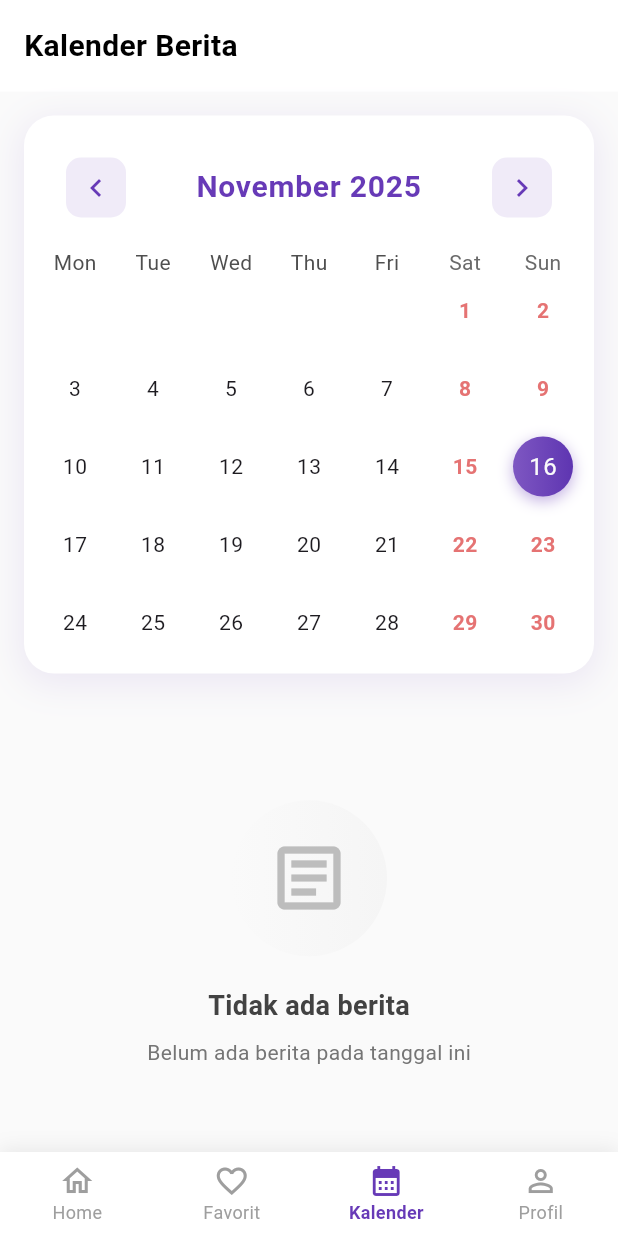
After one commit to DhikaNino/technical_test_bti, a Flutter app: the screen it shows once a user with an empty profile is signed in, item 3 of the bottom bar chosen, on a phone screen of 412 x 824 dp. The commit adds this screen. Run offline on Flutter 3.47's test engine with Material 3 defaults, Android fonts, the phone set to English and light mode, and no system bars; drawn by our look-alikes of table_calendar; our stand-ins replace cached_network_image, firebase_auth, firebase_core, get, google_sign_in, hive and 1 more; accounts and stored records are empty; network calls fail.

Commit message:
feat: Add calendar screen and integrate news by date

```diff
--- a/lib/controllers/auth_controller.dart
+++ b/lib/controllers/auth_controller.dart
@@ -25,6 +25,9 @@ class AuthController extends GetxController {
         errorMessage.value = 'Login dibatalkan';
       } else {
         print('Sign-in successful: ${result.user?.email}');
+        // Force rebuild atau navigate tidak perlu - StreamBuilder akan handle
+        // Tapi kita trigger update untuk memastikan
+        await Future.delayed(Duration(milliseconds: 100));
       }
     } catch (e) {
       print('Sign-in error: $e');
--- a/lib/main.dart
+++ b/lib/main.dart
@@ -32,7 +32,7 @@ class MyApp extends StatelessWidget {
         colorScheme: ColorScheme.fromSeed(seedColor: Colors.deepPurple),
         useMaterial3: true,
       ),
-      home: AuthWrapper(),
+      home: const AuthWrapper(),
     );
   }
 }
--- a/lib/screens/auth_wrapper.dart
+++ b/lib/screens/auth_wrapper.dart
@@ -1,21 +1,23 @@
 import 'package:flutter/material.dart';
-import 'package:get/get.dart';
-import '../controllers/auth_controller.dart';
+import 'package:firebase_auth/firebase_auth.dart';
 import 'start_screen.dart';
 import 'main_screen.dart';
 
-class AuthWrapper extends StatelessWidget {
-  AuthWrapper({super.key});
-
-  final AuthController authController = Get.put(AuthController());
+class AuthWrapper extends StatefulWidget {
+  const AuthWrapper({super.key});
 
   @override
+  State<AuthWrapper> createState() => _AuthWrapperState();
+}
+
+class _AuthWrapperState extends State<AuthWrapper> {
+  @override
   Widget build(BuildContext context) {
-    return StreamBuilder(
-      stream: authController.authStateChanges,
+    return StreamBuilder<User?>(
+      stream: FirebaseAuth.instance.authStateChanges(),
       builder: (context, snapshot) {
         print(
-          'Auth state: ${snapshot.connectionState}, hasData: ${snapshot.hasData}, data: ${snapshot.data}',
+          'Auth state: ${snapshot.connectionState}, hasData: ${snapshot.hasData}, data: ${snapshot.data?.email}',
         );
 
         if (snapshot.connectionState == ConnectionState.waiting) {
@@ -23,12 +25,13 @@ class AuthWrapper extends StatelessWidget {
             body: Center(child: CircularProgressIndicator()),
           );
         }
-        if (snapshot.hasData && snapshot.data != null) {
-          print('User is logged in: ${snapshot.data!.email}');
-          return const MainScreen();
+
+        if (snapshot.hasData) {
+          print('Redirecting to MainScreen for: ${snapshot.data!.email}');
+          return const MainScreen(key: ValueKey('main-screen'));
         }
-        print('User is not logged in');
-        return StartScreen();
+
+        return StartScreen(key: const ValueKey('start-screen'));
       },
     );
   }
--- /dev/null
+++ b/lib/screens/calendar_screen.dart
@@ -0,0 +1,505 @@
+import 'package:flutter/material.dart';
+import 'package:get/get.dart';
+import 'package:table_calendar/table_calendar.dart';
+import 'package:cached_network_image/cached_network_image.dart';
+import '../controllers/news_controller.dart';
+import '../models/news_article.dart';
+import 'news_detail_screen.dart';
+
+class CalendarScreen extends StatefulWidget {
+  const CalendarScreen({super.key});
+
+  @override
+  State<CalendarScreen> createState() => _CalendarScreenState();
+}
+
+class _CalendarScreenState extends State<CalendarScreen> {
+  final NewsController newsController = Get.put(NewsController());
+  DateTime _focusedDay = DateTime.now();
+  DateTime? _selectedDay;
+  Map<DateTime, List<NewsArticle>> _newsEvents = {};
+
+  @override
+  void initState() {
+    super.initState();
+    _selectedDay = _focusedDay;
+    _loadNewsForMonth(_focusedDay);
+  }
+
+  void _loadNewsForMonth(DateTime month) {
+    _newsEvents.clear();
+    for (var article in newsController.articles) {
+      final date = DateTime(
+        article.publishedAt.year,
+        article.publishedAt.month,
+        article.publishedAt.day,
+      );
+      if (_newsEvents[date] == null) {
+        _newsEvents[date] = [];
+      }
+      _newsEvents[date]!.add(article);
+    }
+    setState(() {});
+  }
+
+  List<NewsArticle> _getNewsForDay(DateTime day) {
+    final date = DateTime(day.year, day.month, day.day);
+    return _newsEvents[date] ?? [];
+  }
+
+  @override
+  Widget build(BuildContext context) {
+    return Scaffold(
+      backgroundColor: Colors.grey[50],
+      body: SafeArea(
+        child: Column(
+          children: [
+            Container(
+              color: Colors.white,
+              padding: const EdgeInsets.symmetric(horizontal: 16, vertical: 16),
+              child: const Row(
+                children: [
+                  Text(
+                    'Kalender Berita',
+                    style: TextStyle(
+                      color: Colors.black,
+                      fontWeight: FontWeight.bold,
+                      fontSize: 20,
+                    ),
+                  ),
+                ],
+              ),
+            ),
+            Container(
+              margin: const EdgeInsets.all(16),
+              decoration: BoxDecoration(
+                color: Colors.white,
+                borderRadius: BorderRadius.circular(20),
+                boxShadow: [
+                  BoxShadow(
+                    color: Colors.deepPurple.withOpacity(0.1),
+                    blurRadius: 20,
+                    offset: const Offset(0, 5),
+                    spreadRadius: 2,
+                  ),
+                ],
+              ),
+              padding: const EdgeInsets.all(8),
+              child: TableCalendar(
+                firstDay: DateTime.utc(2020, 1, 1),
+                lastDay: DateTime.now().add(const Duration(days: 365)),
+                focusedDay: _focusedDay,
+                selectedDayPredicate: (day) => isSameDay(_selectedDay, day),
+                calendarFormat: CalendarFormat.month,
+                startingDayOfWeek: StartingDayOfWeek.monday,
+                headerStyle: HeaderStyle(
+                  formatButtonVisible: false,
+                  titleCentered: true,
+                  titleTextStyle: const TextStyle(
+                    fontSize: 20,
+                    fontWeight: FontWeight.bold,
+                    color: Colors.deepPurple,
+                    letterSpacing: 0.5,
+                  ),
+                  leftChevronIcon: Container(
+                    padding: const EdgeInsets.all(8),
+                    decoration: BoxDecoration(
+                      color: Colors.deepPurple.withOpacity(0.1),
+                      borderRadius: BorderRadius.circular(10),
+                    ),
+                    child: const Icon(
+                      Icons.chevron_left,
+                      color: Colors.deepPurple,
+                      size: 24,
+                    ),
+                  ),
+                  rightChevronIcon: Container(
+                    padding: const EdgeInsets.all(8),
+                    decoration: BoxDecoration(
+                      color: Colors.deepPurple.withOpacity(0.1),
+                      borderRadius: BorderRadius.circular(10),
+                    ),
+                    child: const Icon(
+                      Icons.chevron_right,
+                      color: Colors.deepPurple,
+                      size: 24,
+                    ),
+                  ),
+                ),
+                calendarStyle: CalendarStyle(
+                  todayDecoration: BoxDecoration(
+                    gradient: LinearGradient(
+                      colors: [
+                        Colors.deepPurple.withOpacity(0.4),
+                        Colors.deepPurple.withOpacity(0.2),
+                      ],
+                    ),
+                    shape: BoxShape.circle,
+                    border: Border.all(
+                      color: Colors.deepPurple.withOpacity(0.5),
+                      width: 2,
+                    ),
+                  ),
+                  selectedDecoration: BoxDecoration(
+                    gradient: LinearGradient(
+                      colors: [
+                        Colors.deepPurple.shade400,
+                        Colors.deepPurple.shade600,
+                      ],
+                    ),
+                    shape: BoxShape.circle,
+                    boxShadow: [
+                      BoxShadow(
+                        color: Colors.deepPurple.withOpacity(0.4),
+                        blurRadius: 8,
+                        offset: const Offset(0, 3),
+                      ),
+                    ],
+                  ),
+                  markerDecoration: BoxDecoration(
+                    gradient: LinearGradient(
+                      colors: [Colors.orange.shade400, Colors.orange.shade600],
+                    ),
+                    shape: BoxShape.circle,
+                  ),
+                  markersMaxCount: 1,
+                  outsideDaysVisible: false,
+                  weekendTextStyle: TextStyle(
+                    color: Colors.red.shade300,
+                    fontWeight: FontWeight.w600,
+                  ),
+                ),
+                eventLoader: _getNewsForDay,
+                onDaySelected: (selectedDay, focusedDay) {
+                  setState(() {
+                    _selectedDay = selectedDay;
+                    _focusedDay = focusedDay;
+                  });
+                },
+                onPageChanged: (focusedDay) {
+                  _focusedDay = focusedDay;
+                  _loadNewsForMonth(focusedDay);
+                },
+              ),
+            ),
+            const SizedBox(height: 12),
+            Expanded(
+              child: Container(
+                margin: const EdgeInsets.symmetric(horizontal: 16),
+                child: _buildNewsList(),
+              ),
+            ),
+          ],
+        ),
+      ),
+    );
+  }
+
+  Widget _buildNewsList() {
+    if (_selectedDay == null) {
+      return Center(
+        child: Column(
+          mainAxisAlignment: MainAxisAlignment.center,
+          children: [
+            Container(
+              padding: const EdgeInsets.all(24),
+              decoration: BoxDecoration(
+                color: Colors.deepPurple.withOpacity(0.05),
+                shape: BoxShape.circle,
+              ),
+              child: Icon(
+                Icons.touch_app,
+                size: 48,
+                color: Colors.deepPurple.shade300,
+              ),
+            ),
+            const SizedBox(height: 16),
+            Text(
+              'Pilih tanggal untuk melihat berita',
+              style: TextStyle(
+                fontSize: 16,
+                color: Colors.grey[700],
+                fontWeight: FontWeight.w500,
+              ),
+            ),
+          ],
+        ),
+      );
+    }
+
+    final newsForDay = _getNewsForDay(_selectedDay!);
+
+    if (newsForDay.isEmpty) {
+      return Center(
+        child: Column(
+          mainAxisAlignment: MainAxisAlignment.center,
+          children: [
+            Container(
+              padding: const EdgeInsets.all(24),
+              decoration: BoxDecoration(
+                gradient: LinearGradient(
+                  colors: [Colors.grey.shade50, Colors.grey.shade100],
+                ),
+                shape: BoxShape.circle,
+              ),
+              child: Icon(
+                Icons.article_outlined,
+                size: 56,
+                color: Colors.grey.shade400,
+              ),
+            ),
+            const SizedBox(height: 20),
+            Text(
+              'Tidak ada berita',
+              style: TextStyle(
+                fontSize: 18,
+                fontWeight: FontWeight.bold,
+                color: Colors.grey[800],
+              ),
+            ),
+            const SizedBox(height: 8),
+            Text(
+              'Belum ada berita pada tanggal ini',
+              style: TextStyle(fontSize: 14, color: Colors.grey[600]),
+            ),
+          ],
+        ),
+      );
+    }
+
+    return ListView.builder(
+      padding: const EdgeInsets.only(bottom: 16),
+      itemCount: newsForDay.length,
+      itemBuilder: (context, index) {
+        final article = newsForDay[index];
+        return _buildNewsCard(article);
+      },
+    );
+  }
+
+  Widget _buildNewsCard(NewsArticle article) {
+    return Container(
+      margin: const EdgeInsets.only(bottom: 12),
+      decoration: BoxDecoration(
+        borderRadius: BorderRadius.circular(16),
+        gradient: LinearGradient(
+          begin: Alignment.topLeft,
+          end: Alignment.bottomRight,
+          colors: [Colors.white, Colors.grey.shade50],
+        ),
+        boxShadow: [
+          BoxShadow(
+            color: Colors.deepPurple.withOpacity(0.08),
+            blurRadius: 12,
+            offset: const Offset(0, 4),
+            spreadRadius: 1,
+          ),
+        ],
+      ),
+      child: Material(
+        color: Colors.transparent,
+        child: InkWell(
+          onTap: () {
+            Navigator.push(
+              context,
+              MaterialPageRoute(
+                builder: (context) => NewsDetailScreen(article: article),
+              ),
+            );
+          },
+          borderRadius: BorderRadius.circular(16),
+          child: Padding(
+            padding: const EdgeInsets.all(14),
+            child: Row(
+              crossAxisAlignment: CrossAxisAlignment.start,
+              children: [
+                Container(
+                  decoration: BoxDecoration(
+                    borderRadius: BorderRadius.circular(12),
+                    border: Border.all(
+                      color: Colors.deepPurple.withOpacity(0.1),
+                      width: 2,
+                    ),
+                    boxShadow: [
+                      BoxShadow(
+                        color: Colors.black.withOpacity(0.1),
+                        blurRadius: 8,
+                        offset: const Offset(0, 3),
+                      ),
+                    ],
+                  ),
+                  child: ClipRRect(
+                    borderRadius: BorderRadius.circular(10),
+                    child:
+                        article.urlToImage != null
+                            ? CachedNetworkImage(
+                              imageUrl: article.urlToImage!,
+                              width: 90,
+                              height: 90,
+                              fit: BoxFit.cover,
+                              placeholder:
+                                  (context, url) => Container(
+                                    width: 90,
+                                    height: 90,
+                                    decoration: BoxDecoration(
+                                      gradient: LinearGradient(
+                                        colors: [
+                                          Colors.grey.shade300,
+                                          Colors.grey.shade200,
+                                        ],
+                                      ),
+                                    ),
+                                    child: const Center(
+                                      child: CircularProgressIndicator(
+                                        strokeWidth: 2,
+                                        valueColor: AlwaysStoppedAnimation(
+                                          Colors.deepPurple,
+                                        ),
+                                      ),
+                                    ),
+                                  ),
+                              errorWidget:
+                                  (context, url, error) => Container(
+                                    width: 90,
+                                    height: 90,
+                                    decoration: BoxDecoration(
+                                      gradient: LinearGradient(
+                                        colors: [
+                                          Colors.grey.shade300,
+                                          Colors.grey.shade200,
+                                        ],
+                                      ),
+                                    ),
+                                    child: Icon(
+                                      Icons.image_not_supported,
+                                      color: Colors.grey.shade500,
+                                    ),
+                                  ),
+                            )
+                            : Container(
+                              width: 90,
+                              height: 90,
+                              decoration: BoxDecoration(
+                                gradient: LinearGradient(
+                                  colors: [
+                                    Colors.deepPurple.shade100,
+                                    Colors.deepPurple.shade50,
+                                  ],
+                                ),
+                              ),
+                              child: Icon(
+                                Icons.article,
+                                color: Colors.deepPurple.shade300,
+                                size: 36,
+                              ),
+                            ),
+                  ),
+                ),
+                const SizedBox(width: 14),
+                Expanded(
+                  child: Column(
+                    crossAxisAlignment: CrossAxisAlignment.start,
+                    children: [
+                      Text(
+                        article.title,
+                        maxLines: 2,
+                        overflow: TextOverflow.ellipsis,
+                        style: const TextStyle(
+                          fontSize: 15,
+                          fontWeight: FontWeight.bold,
+                          height: 1.3,
+                          letterSpacing: 0.2,
+                        ),
+                      ),
+                      const SizedBox(height: 8),
+                      Row(
+                        children: [
+                          Container(
+                            padding: const EdgeInsets.symmetric(
+                              horizontal: 8,
+                              vertical: 4,
+                            ),
+                            decoration: BoxDecoration(
+                              color: Colors.deepPurple.withOpacity(0.1),
+                              borderRadius: BorderRadius.circular(6),
+                            ),
+                            child: Text(
+                              article.source?.name ?? 'Unknown',
+                              style: TextStyle(
+                                fontSize: 11,
+                                color: Colors.deepPurple.shade700,
+                                fontWeight: FontWeight.w600,
+                              ),
+                            ),
+                          ),
+                        ],
+                      ),
+                      const SizedBox(height: 6),
+                      Row(
+                        children: [
+                          Icon(
+                            Icons.access_time,
+                            size: 14,
+                            color: Colors.grey[500],
+                          ),
+                          const SizedBox(width: 4),
+                          Text(
+                            _formatTime(article.publishedAt),
+                            style: TextStyle(
+                              fontSize: 12,
+                              color: Colors.grey[600],
+                              fontWeight: FontWeight.w500,
+                            ),
+                          ),
+                        ],
+                      ),
+                    ],
+                  ),
+                ),
+              ],
+            ),
+          ),
+        ),
+      ),
+    );
+  }
+
+  String _formatSelectedDate(DateTime date) {
+    final days = [
+      'Senin',
+      'Selasa',
+      'Rabu',
+      'Kamis',
+      'Jumat',
+      'Sabtu',
+      'Minggu',
+    ];
+    final months = [
+      'Januari',
+      'Februari',
+      'Maret',
+      'April',
+      'Mei',
+      'Juni',
+      'Juli',
+      'Agustus',
+      'September',
+      'Oktober',
+      'November',
+      'Desember',
+    ];
+
+    final dayName = days[date.weekday - 1];
+    final day = date.day;
+    final month = months[date.month - 1];
+    final year = date.year;
+
+    return '$dayName, $day $month $year';
+  }
+
+  String _formatTime(DateTime dateTime) {
+    final hour = dateTime.hour.toString().padLeft(2, '0');
+    final minute = dateTime.minute.toString().padLeft(2, '0');
+    return '$hour:$minute';
+  }
+}
--- a/lib/screens/home_screen.dart
+++ b/lib/screens/home_screen.dart
@@ -13,7 +13,7 @@ class HomeScreen extends StatelessWidget {
   HomeScreen({super.key});
 
   final NewsController newsController = Get.put(NewsController());
-  final AuthController authController = Get.find<AuthController>();
+  final AuthController authController = Get.put(AuthController());
   final FavoriteController favoriteController = Get.put(FavoriteController());
   final TextEditingController _searchController = TextEditingController();
   final ScrollController _scrollController = ScrollController();
--- a/lib/screens/main_screen.dart
+++ b/lib/screens/main_screen.dart
@@ -1,6 +1,7 @@
 import 'package:flutter/material.dart';
 import 'home_screen.dart';
 import 'favorite_screen.dart';
+import 'calendar_screen.dart';
 import 'profile_screen.dart';
 
 class MainScreen extends StatefulWidget {
@@ -13,10 +14,17 @@ class MainScreen extends StatefulWidget {
 class _MainScreenState extends State<MainScreen> {
   int _currentIndex = 0;
 
-  final List<Widget> _screens = [
+  void _changeTab(int index) {
+    setState(() {
+      _currentIndex = index;
+    });
+  }
+
+  List<Widget> get _screens => [
     HomeScreen(),
     FavoriteScreen(),
-    ProfileScreen(),
+    const CalendarScreen(),
+    ProfileScreen(onNavigateToTab: _changeTab),
   ];
 
   @override
@@ -60,6 +68,11 @@ class _MainScreenState extends State<MainScreen> {
               label: 'Favorit',
             ),
             BottomNavigationBarItem(
+              icon: Icon(Icons.calendar_month_outlined),
+              activeIcon: Icon(Icons.calendar_month),
+              label: 'Kalender',
+            ),
+            BottomNavigationBarItem(
               icon: Icon(Icons.person_outline),
               activeIcon: Icon(Icons.person),
               label: 'Profil',
--- a/pubspec.yaml
+++ b/pubspec.yaml
@@ -47,6 +47,9 @@ dependencies:
 
   # State Management
   get: ^4.7.2
+
+  # Calendar
+  table_calendar: ^3.1.2
 
   # Local Database
   hive: ^2.2.3
```
Also changed, not shown: lib/screens/login_screen.dart (+22 -2 lines), lib/screens/profile_screen.dart (+16 -10 lines), pubspec.lock.
